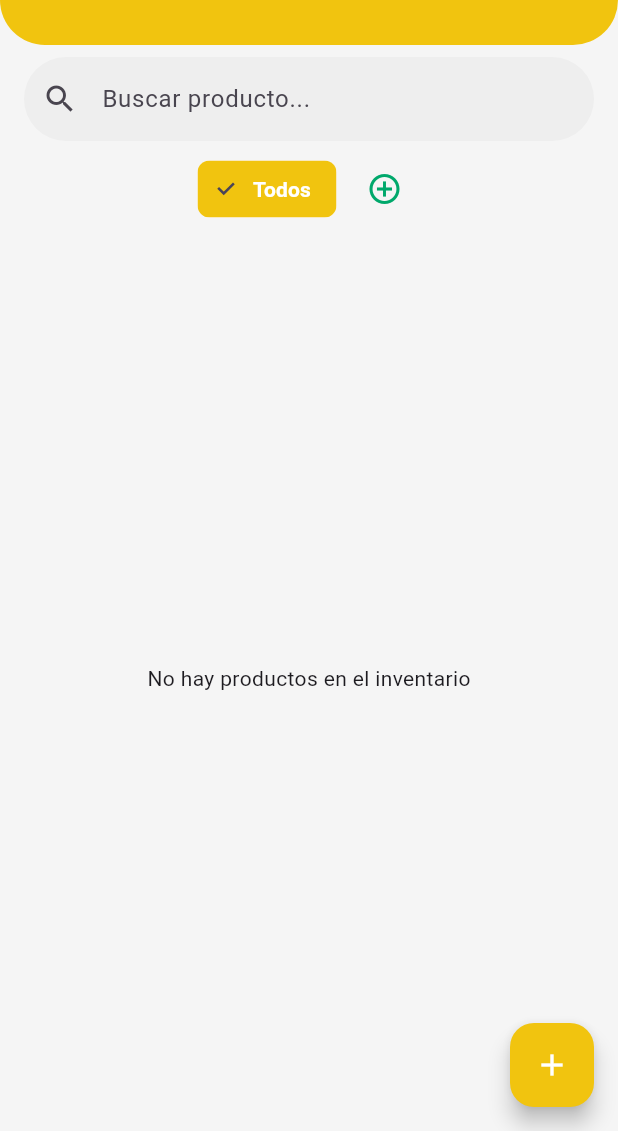
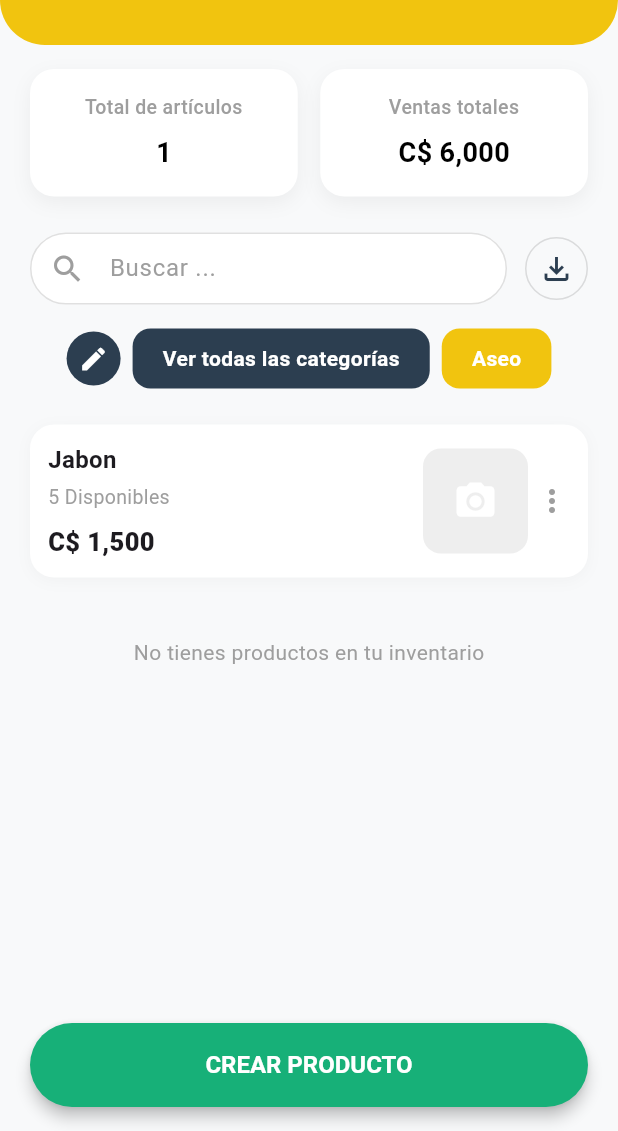
Before and after one commit to ezeJona/finance_app, a Flutter app: the InventoryView screen opened directly, on a phone screen of 412 x 824 dp, the part 105-1236 px from its top. Run offline on Flutter 3.47's test engine with Material 3 defaults, Android fonts, the phone set to English and light mode, and no system bars; our stand-ins replace connectivity_plus, flutter_hooks, flutter_local_notifications, hive, hive_flutter, hooks_riverpod and 4 more; accounts and stored records are empty.

Commit message:
Improvement to the main inventory interface

```diff
--- a/lib/pages/inventory/inventory_view.dart
+++ b/lib/pages/inventory/inventory_view.dart
@@ -1,12 +1,7 @@
 import 'package:flutter/material.dart';
-import 'package:flutter_hooks/flutter_hooks.dart';
 import 'package:hooks_riverpod/hooks_riverpod.dart';
-import 'package:cached_network_image/cached_network_image.dart';
-
 import '../../widgets/app_header.dart';
 import '../../widgets/app_drawer.dart';
-import '../../providers/inventory.dart';
-import '../../backend-api/dtos.dart';
 import 'product_form_page.dart';
 
 class InventoryView extends HookConsumerWidget {
@@ -14,238 +9,247 @@ class InventoryView extends HookConsumerWidget {
 
   @override
   Widget build(BuildContext context, WidgetRef ref) {
-    final productsAsync = ref.watch(productsProvider);
-    final categoriesAsync = ref.watch(productCategoriesProvider);
-
-    final searchQuery = useState('');
-    final selectedCategoryId = useState<int?>(null);
-
-    // Colores
+    // Colores de la línea gráfica
     const Color primaryYellow = Color(0xFFF1C40F);
     const Color darkNavy = Color(0xFF2C3E50);
-    const Color expenseRed = Color(0xFFFF2D55);
     const Color incomeGreen = Color(0xFF00A86B);
+    const Color backgroundGray = Color(0xFFF8F9FA);
 
     return Scaffold(
+      backgroundColor: backgroundGray,
       drawer: const AppDrawer(),
       body: Column(
         children: [
           const AppHeader(),
+          Expanded(
+            child: SingleChildScrollView(
+              child: Column(
+                children: [
+                  // 1. Tarjetas de Resumen (Ahora integradas secuencialmente)
                   Padding(
-            padding: const EdgeInsets.symmetric(horizontal: 16, vertical: 8),
-            child: TextField(
-              decoration: InputDecoration(
-                hintText: 'Buscar producto...',
-                prefixIcon: const Icon(Icons.search),
-                border: OutlineInputBorder(
-                  borderRadius: BorderRadius.circular(30),
-                  borderSide: BorderSide.none,
-                ),
-                filled: true,
-                fillColor: Colors.grey[200],
-              ),
-              onChanged: (val) => searchQuery.value = val,
-            ),
-          ),
-
-          // Categorías (Chips)
-          categoriesAsync.when(
-            data: (categories) => SingleChildScrollView(
-              scrollDirection: Axis.horizontal,
-              padding: const EdgeInsets.symmetric(horizontal: 16),
+                    padding: const EdgeInsets.only(left: 20, right: 20, top: 16, bottom: 24),
                     child: Row(
                       children: [
-                  Padding(
-                    padding: const EdgeInsets.only(right: 8),
-                    child: ChoiceChip(
-                      label: const Text('Todos'),
-                      selected: selectedCategoryId.value == null,
-                      onSelected: (selected) {
-                        if (selected) selectedCategoryId.value = null;
-                      },
-                      selectedColor: primaryYellow,
-                      labelStyle: TextStyle(
-                        color: selectedCategoryId.value == null ? Colors.white : darkNavy,
-                        fontWeight: FontWeight.bold,
+                        Expanded(
+                          child: _buildSummaryCard("Total de artículos", "1"),
                         ),
-                    ),
-                  ),
-                  ...categories.map((cat) => Padding(
-                    padding: const EdgeInsets.only(right: 8),
-                    child: ChoiceChip(
-                      label: Text(cat.name),
-                      selected: selectedCategoryId.value == cat.id,
-                      onSelected: (selected) {
-                        selectedCategoryId.value = selected ? cat.id : null;
-                      },
-                      selectedColor: primaryYellow,
-                      labelStyle: TextStyle(
-                        color: selectedCategoryId.value == cat.id ? Colors.white : darkNavy,
-                        fontWeight: FontWeight.bold,
-                      ),
-                    ),
-                  )),
-                  IconButton(
-                    icon: const Icon(Icons.add_circle_outline, color: incomeGreen),
-                    onPressed: () => _showAddCategoryDialog(context, ref),
+                        const SizedBox(width: 15),
+                        Expanded(
+                          child: _buildSummaryCard("Ventas totales", "C\$ 6,000"),
                         ),
                       ],
                     ),
                   ),
-            loading: () => const SizedBox(height: 48, child: Center(child: CircularProgressIndicator())),
-            error: (_, __) => const SizedBox.shrink(),
+
+                  // 2. Barra de Búsqueda y Acción
+                  Padding(
+                    padding: const EdgeInsets.symmetric(horizontal: 20),
+                    child: Row(
+                      children: [
+                        Expanded(
+                          child: Container(
+                            height: 48,
+                            decoration: BoxDecoration(
+                              color: Colors.white,
+                              borderRadius: BorderRadius.circular(24),
+                              border: Border.all(color: Colors.black12),
                             ),
-
-          Expanded(
-            child: productsAsync.when(
-              data: (products) {
-                final filteredProducts = products.where((p) {
-                  final matchesSearch = p.name.toLowerCase().contains(searchQuery.value.toLowerCase());
-                  final matchesCategory = selectedCategoryId.value == null || p.categoryId == selectedCategoryId.value;
-                  return matchesSearch && matchesCategory;
-                }).toList();
-
-                if (filteredProducts.isEmpty) {
-                  return const Center(child: Text('No hay productos en el inventario'));
-                }
-
-                return ListView.builder(
-                  padding: const EdgeInsets.all(16),
-                  itemCount: filteredProducts.length,
-                  itemBuilder: (context, index) {
-                    final product = filteredProducts[index];
-                    final isLowStock = product.stock <= product.minStock;
-
-                    return Card(
-                      elevation: 2,
-                      shape: RoundedRectangleBorder(borderRadius: BorderRadius.circular(15)),
-                      margin: const EdgeInsets.only(bottom: 12),
-                      child: ListTile(
-                        contentPadding: const EdgeInsets.all(12),
-                        leading: Container(
-                          width: 60,
-                          height: 60,
-                          decoration: BoxDecoration(
-                            borderRadius: BorderRadius.circular(10),
-                            color: Colors.grey[100],
-                          ),
-                          child: product.imageUrl != null
-                              ? ClipRRect(
-                                  borderRadius: BorderRadius.circular(10),
-                                  child: CachedNetworkImage(
-                                    imageUrl: product.imageUrl!,
-                                    fit: BoxFit.cover,
-                                    placeholder: (context, url) => const Icon(Icons.image),
-                                    errorWidget: (context, url, error) => const Icon(Icons.error),
-                                  ),
-                                )
-                              : const Icon(Icons.inventory_2, color: darkNavy, size: 30),
-                        ),
-                        title: Text(
-                          product.name,
-                          style: const TextStyle(fontWeight: FontWeight.bold, fontSize: 16),
-                        ),
-                        subtitle: Column(
-                          crossAxisAlignment: CrossAxisAlignment.start,
-                          children: [
-                            Text(
-                              'C\$ ${product.salePrice.toStringAsFixed(2)}',
-                              style: const TextStyle(color: incomeGreen, fontWeight: FontWeight.bold),
-                            ),
-                            const SizedBox(height: 4),
-                            Row(
-                              children: [
-                                Text('Stock: ${product.stock}', style: const TextStyle(fontSize: 13)),
-                                if (isLowStock) ...[
-                                  const SizedBox(width: 8),
-                                  Container(
-                                    padding: const EdgeInsets.symmetric(horizontal: 6, vertical: 2),
-                                    decoration: BoxDecoration(
-                                      color: expenseRed,
-                                      borderRadius: BorderRadius.circular(10),
-                                    ),
-                                    child: const Text(
-                                      '¡Bajo Stock!',
-                                      style: TextStyle(color: Colors.white, fontSize: 10, fontWeight: FontWeight.bold),
+                            child: const TextField(
+                              decoration: InputDecoration(
+                                hintText: 'Buscar ...',
+                                hintStyle: TextStyle(color: Colors.grey),
+                                prefixIcon: Icon(Icons.search, color: Colors.grey),
+                                border: InputBorder.none,
+                                contentPadding: EdgeInsets.symmetric(vertical: 10),
                               ),
                             ),
-                                ],
-                              ],
+                          ),
+                        ),
+                        const SizedBox(width: 12),
+                        Container(
+                          padding: const EdgeInsets.all(8),
+                          decoration: BoxDecoration(
+                            shape: BoxShape.circle,
+                            border: Border.all(color: Colors.black12),
+                          ),
+                          child: const Icon(Icons.file_download_outlined, color: darkNavy),
                         ),
                       ],
                     ),
-                        trailing: IconButton(
-                          icon: const Icon(Icons.edit_outlined, color: darkNavy),
-                          onPressed: () => Navigator.push(
-                            context,
-                            MaterialPageRoute(builder: (_) => ProductFormPage(product: product)),
+                  ),
+                  const SizedBox(height: 16),
+
+                  // 3. Filtros de Categorías (Chips Horizontales)
+                  SingleChildScrollView(
+                    scrollDirection: Axis.horizontal,
+                    padding: const EdgeInsets.symmetric(horizontal: 20),
+                    child: Row(
+                      children: [
+                        Container(
+                          padding: const EdgeInsets.all(8),
+                          decoration: const BoxDecoration(
+                            color: darkNavy,
+                            shape: BoxShape.circle,
+                          ),
+                          child: const Icon(Icons.mode_edit_outline, color: Colors.white, size: 20),
+                        ),
+                        const SizedBox(width: 8),
+                        _buildCategoryChip("Ver todas las categorías", isSelected: true, color: darkNavy),
+                        const SizedBox(width: 8),
+                        _buildCategoryChip("Aseo", isSelected: false, color: primaryYellow),
+                      ],
                     ),
                   ),
-                        onLongPress: () => _confirmDelete(context, ref, product),
+                  const SizedBox(height: 24),
+
+                  // 4. Listado de Artículos (Tarjetas de Producto)
+                  Padding(
+                    padding: const EdgeInsets.symmetric(horizontal: 20),
+                    child: _buildProductCard(
+                      name: "Jabon",
+                      stock: "5 Disponibles",
+                      price: "C\$ 1,500",
                     ),
-                    );
-                  },
-                );
-              },
-              loading: () => const Center(child: CircularProgressIndicator()),
-              error: (err, _) => Center(child: Text('Error: $err')),
+                  ),
+
+                  // Mensaje de estado vacío
+                  const SizedBox(height: 40),
+                  const Text(
+                    "No tienes productos en tu inventario",
+                    style: TextStyle(color: Colors.grey, fontSize: 14),
+                  ),
+
+                  const SizedBox(height: 100), // Espacio para no ser tapado por el botón
+                ],
+              ),
             ),
           ),
         ],
       ),
-      floatingActionButton: FloatingActionButton(
-        backgroundColor: primaryYellow,
+      // 5. Botón de Acción Inferior (Uso de floatingActionButton para mejor integración)
+      floatingActionButtonLocation: FloatingActionButtonLocation.centerFloat,
+      floatingActionButton: Padding(
+        padding: const EdgeInsets.symmetric(horizontal: 20),
+        child: SizedBox(
+          width: double.infinity,
+          height: 56,
+          child: ElevatedButton(
             onPressed: () => Navigator.push(
               context,
               MaterialPageRoute(builder: (_) => const ProductFormPage()),
             ),
-        child: const Icon(Icons.add, color: Colors.white),
+            style: ElevatedButton.styleFrom(
+              backgroundColor: incomeGreen,
+              shape: const StadiumBorder(),
+              elevation: 4,
+            ),
+            child: const Text(
+              "CREAR PRODUCTO",
+              style: TextStyle(color: Colors.white, fontWeight: FontWeight.bold, fontSize: 16),
+            ),
+          ),
+        ),
       ),
     );
   }
 
-  void _showAddCategoryDialog(BuildContext context, WidgetRef ref) {
-    final controller = TextEditingController();
-    showDialog(
-      context: context,
-      builder: (context) => AlertDialog(
-        title: const Text('Nueva Categoría'),
-        content: TextField(
-          controller: controller,
-          decoration: const InputDecoration(hintText: 'Nombre de la categoría'),
-          autofocus: true,
+  Widget _buildSummaryCard(String label, String value) {
+    return Container(
+      padding: const EdgeInsets.all(16),
+      decoration: BoxDecoration(
+        color: Colors.white,
+        borderRadius: BorderRadius.circular(16),
+        boxShadow: [
+          BoxShadow(
+            color: Colors.black.withOpacity(0.05),
+            blurRadius: 10,
+            offset: const Offset(0, 4),
           ),
-        actions: [
-          TextButton(onPressed: () => Navigator.pop(context), child: const Text('CANCELAR')),
-          TextButton(
-            onPressed: () {
-              if (controller.text.isNotEmpty) {
-                ref.read(productCategoriesProvider.notifier).addCategory(controller.text);
-                Navigator.pop(context);
-              }
-            },
-            child: const Text('GUARDAR'),
+        ],
+      ),
+      child: Column(
+        children: [
+          Text(
+            label,
+            style: const TextStyle(color: Colors.grey, fontSize: 13, fontWeight: FontWeight.w500),
+            textAlign: TextAlign.center,
+          ),
+          const SizedBox(height: 8),
+          Text(
+            value,
+            style: const TextStyle(color: Colors.black, fontSize: 18, fontWeight: FontWeight.bold),
           ),
         ],
       ),
     );
   }
 
-  void _confirmDelete(BuildContext context, WidgetRef ref, ProductRes product) {
-    showDialog(
-      context: context,
-      builder: (context) => AlertDialog(
-        title: Text('¿Archivar ${product.name}?'),
-        content: const Text('El producto se ocultará pero se mantendrá en el historial de ventas.'),
-        actions: [
-          TextButton(onPressed: () => Navigator.pop(context), child: const Text('CANCELAR')),
-          TextButton(
-            onPressed: () {
-              ref.read(productsProvider.notifier).deleteProduct(product.id);
-              Navigator.pop(context);
-            },
-            child: const Text('ARCHIVAR', style: TextStyle(color: Colors.red)),
+  Widget _buildCategoryChip(String label, {required bool isSelected, required Color color}) {
+    return Container(
+      padding: const EdgeInsets.symmetric(horizontal: 20, vertical: 10),
+      decoration: BoxDecoration(
+        color: color,
+        borderRadius: BorderRadius.circular(12),
       ),
+      child: Text(
+        label,
+        style: TextStyle(
+          color: color == Colors.white ? Colors.black : Colors.white,
+          fontWeight: FontWeight.bold,
+          fontSize: 14,
+        ),
+      ),
+    );
+  }
+
+  Widget _buildProductCard({required String name, required String stock, required String price}) {
+    return Container(
+      padding: const EdgeInsets.all(12),
+      decoration: BoxDecoration(
+        color: Colors.white,
+        borderRadius: BorderRadius.circular(16),
+        boxShadow: [
+          BoxShadow(
+            color: Colors.black.withOpacity(0.03),
+            blurRadius: 8,
+            offset: const Offset(0, 2),
+          ),
+        ],
+      ),
+      child: Row(
+        children: [
+          Expanded(
+            child: Column(
+              crossAxisAlignment: CrossAxisAlignment.start,
+              children: [
+                Text(
+                  name,
+                  style: const TextStyle(fontWeight: FontWeight.bold, fontSize: 16),
+                ),
+                const SizedBox(height: 4),
+                Text(
+                  stock,
+                  style: const TextStyle(color: Colors.grey, fontSize: 13),
+                ),
+                const SizedBox(height: 8),
+                Text(
+                  price,
+                  style: const TextStyle(fontWeight: FontWeight.w900, fontSize: 17),
+                ),
+              ],
+            ),
+          ),
+          Container(
+            width: 70,
+            height: 70,
+            decoration: BoxDecoration(
+              color: Colors.grey.shade200,
+              borderRadius: BorderRadius.circular(12),
+            ),
+            child: const Icon(Icons.camera_alt, color: Colors.white, size: 30),
+          ),
+          const SizedBox(width: 4),
+          const Icon(Icons.more_vert, color: Colors.grey),
         ],
       ),
     );
```
Lines whose indentation alone changed are shown as unchanged.
